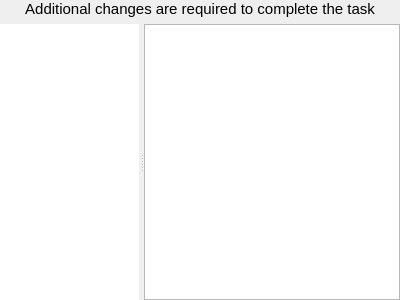
Qt form libkpackagekit/KpkRequirements.ui (KDE/apper) before a commit.
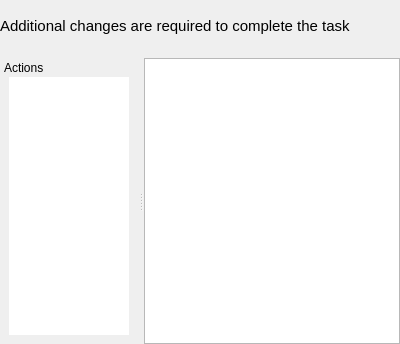
The same form after that commit.

Diff of the .ui file:
```diff
--- a/libkpackagekit/KpkRequirements.ui
+++ b/libkpackagekit/KpkRequirements.ui
@@ -7,15 +7,21 @@
     <x>0</x>
     <y>0</y>
     <width>400</width>
-    <height>300</height>
+    <height>344</height>
    </rect>
   </property>
-  <layout class="QGridLayout" name="gridLayout">
+  <layout class="QGridLayout" name="gridLayout_2">
    <property name="margin">
     <number>0</number>
    </property>
    <item row="0" column="0">
     <widget class="QLabel" name="label">
+     <property name="sizePolicy">
+      <sizepolicy hsizetype="Expanding" vsizetype="Fixed">
+       <horstretch>0</horstretch>
+       <verstretch>0</verstretch>
+      </sizepolicy>
+     </property>
      <property name="font">
       <font>
        <pointsize>11</pointsize>
@@ -24,9 +30,6 @@
      <property name="text">
       <string>Additional changes are required to complete the task</string>
      </property>
-     <property name="alignment">
-      <set>Qt::AlignCenter</set>
-     </property>
      <property name="wordWrap">
       <bool>true</bool>
      </property>
@@ -34,15 +37,6 @@
    </item>
    <item row="1" column="0">
     <widget class="QSplitter" name="splitter">
-     <property name="sizePolicy">
-      <sizepolicy hsizetype="Expanding" vsizetype="Expanding">
-       <horstretch>0</horstretch>
-       <verstretch>0</verstretch>
-      </sizepolicy>
-     </property>
-     <property name="frameShadow">
-      <enum>QFrame::Plain</enum>
-     </property>
      <property name="orientation">
       <enum>Qt::Horizontal</enum>
      </property>
@@ -50,11 +44,24 @@
       <bool>true</bool>
      </property>
      <property name="handleWidth">
-      <number>5</number>
+      <number>6</number>
      </property>
      <property name="childrenCollapsible">
       <bool>false</bool>
      </property>
+     <widget class="QDockWidget" name="dockWidget">
+      <property name="features">
+       <set>QDockWidget::NoDockWidgetFeatures</set>
+      </property>
+      <property name="windowTitle">
+       <string>Actions</string>
+      </property>
+      <widget class="QWidget" name="dockWidgetContents">
+       <layout class="QGridLayout" name="gridLayout">
+        <property name="topMargin">
+         <number>0</number>
+        </property>
+        <item row="0" column="0">
      <widget class="QListView" name="actionsView">
       <property name="sizePolicy">
        <sizepolicy hsizetype="Preferred" vsizetype="Preferred">
@@ -80,6 +87,10 @@
       <property name="resizeMode">
        <enum>QListView::Adjust</enum>
       </property>
+         </widget>
+        </item>
+       </layout>
+      </widget>
      </widget>
      <widget class="QTreeView" name="packageView">
       <property name="sizePolicy">
```
Left out of the diff: 2 changed lines with no effect on the pictures. Lines whose indentation alone changed are shown as unchanged.
